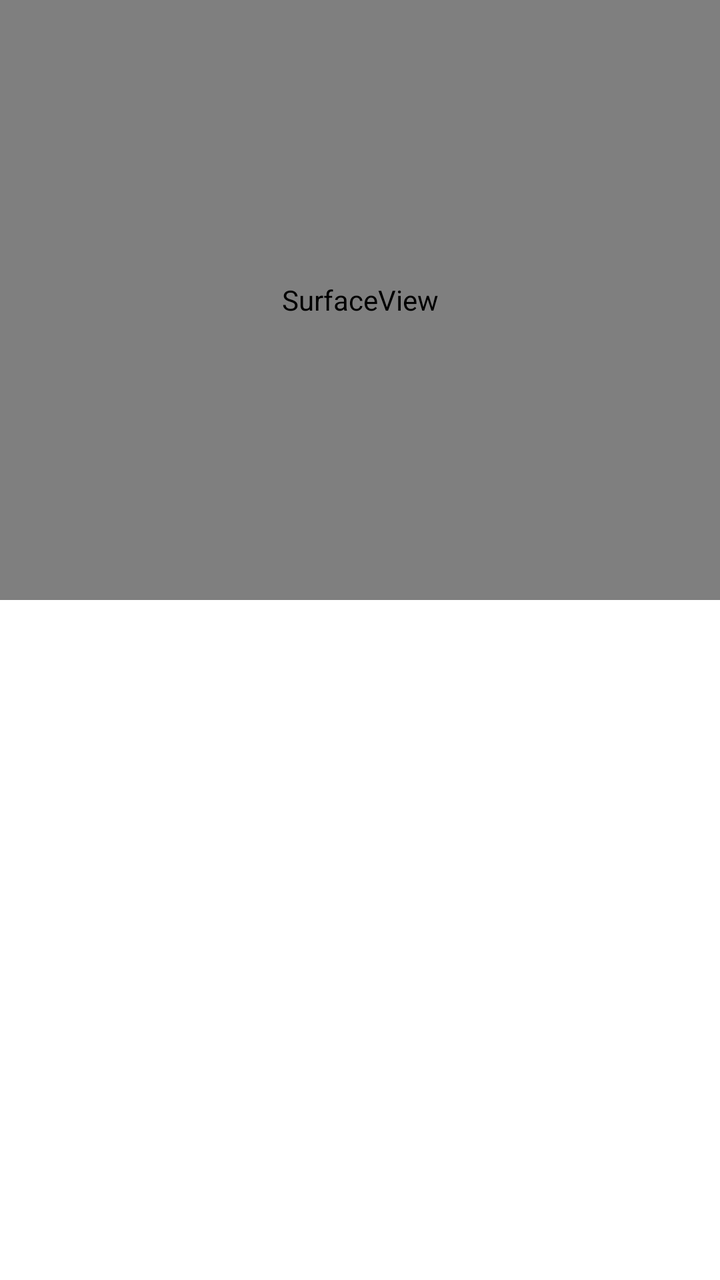
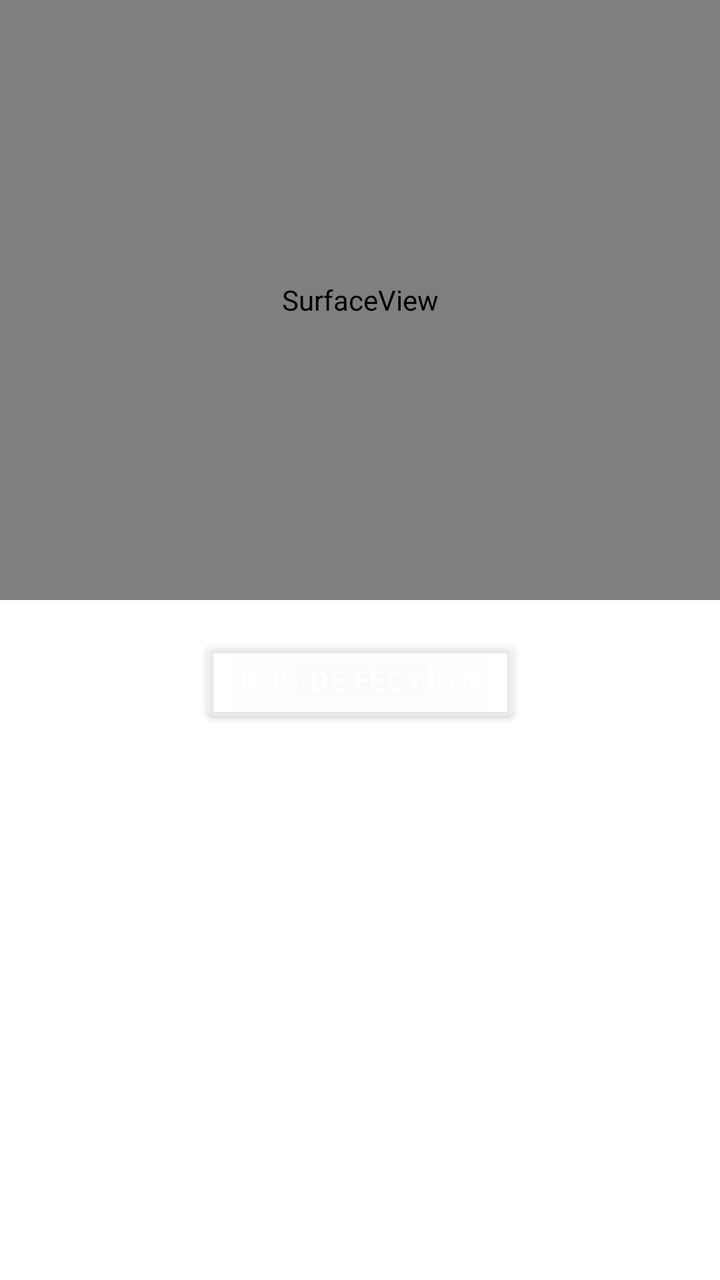

An Android layout rendered at two revisions. The XML below is the earlier revision; the diff shows what the commit changed to produce the second picture.
<!-- AndroidManifest.xml: application theme Theme.VISTA -->
<!-- res/layout/activity_start_detect_bus_stop_page.xml -->
<?xml version="1.0" encoding="utf-8"?>
<androidx.constraintlayout.widget.ConstraintLayout xmlns:android="http://schemas.android.com/apk/res/android"
    xmlns:app="http://schemas.android.com/apk/res-auto"
    xmlns:tools="http://schemas.android.com/tools"
    android:id="@+id/main"
    android:layout_width="match_parent"
    android:layout_height="match_parent"
    tools:context=".StartDetectBusStopPage"
    android:background="@color/white">

    
    <SurfaceView
        android:id="@+id/cameraSurfaceView"
        android:layout_width="match_parent"
        android:layout_height="300dp"
        app:layout_constraintTop_toTopOf="parent" />

    
    <ImageView
        android:id="@+id/detectedImageView"
        android:layout_width="match_parent"
        android:layout_height="300dp"
        android:scaleType="fitCenter"
        app:layout_constraintTop_toTopOf="parent" />

</androidx.constraintlayout.widget.ConstraintLayout>
<!-- resources referenced by this layout -->
<resources>
  <color name="white">#FFFFFF</color>
  <style name="Theme.VISTA" parent="Theme.MaterialComponents.DayNight.NoActionBar">
          <item name="colorPrimary">@color/semi_transparent_white</item>
          <item name="colorPrimaryVariant">@color/semi_transparent_white</item>
          <item name="colorOnPrimary">@color/white</item>
          <item name="android:statusBarColor">#D3D3D3</item>
      </style>
  <color name="semi_transparent_white">#80FFFFFF</color>
</resources>

<!-- the commit's change to res/layout/activity_start_detect_bus_stop_page.xml (unified diff, before → after) -->
@@ -23,4 +23,14 @@
         android:scaleType="fitCenter"
         app:layout_constraintTop_toTopOf="parent" />
 
+    <Button
+        android:id="@+id/btn_bus_detect"
+        android:layout_width="wrap_content"
+        android:layout_height="wrap_content"
+        android:text="Bus Detection"
+        app:layout_constraintTop_toBottomOf="@id/detectedImageView"
+        app:layout_constraintStart_toStartOf="parent"
+        app:layout_constraintEnd_toEndOf="parent"
+        android:layout_marginTop="16dp" />
+
 </androidx.constraintlayout.widget.ConstraintLayout>
